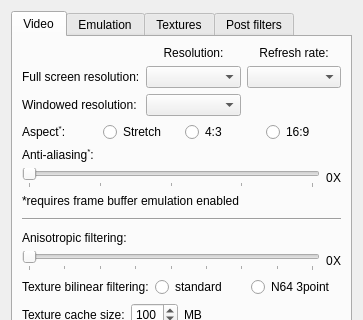
Qt form src/GLideNUI/configDialog.ui (gonetz/GLideN64) before a commit; both pictures show x 0 to 363 and y 0 to 320 of the 363 by 525 pixel window.
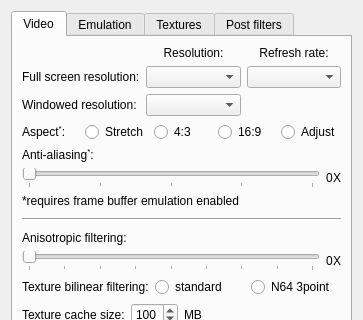
The same form after that commit. Icons and pictures are not drawn.

Commit message: Add Adjust Aspect option to the GUI.

Diff of the .ui file:
```diff
--- a/src/GLideNUI/configDialog.ui
+++ b/src/GLideNUI/configDialog.ui
@@ -157,6 +157,16 @@
              </attribute>
             </widget>
            </item>
+           <item>
+            <widget class="QRadioButton" name="aspectAdjustRadioButton">
+             <property name="text">
+              <string>Adjust</string>
+             </property>
+             <attribute name="buttonGroup">
+              <string notr="true">aspectButtonGroup</string>
+             </attribute>
+            </widget>
+           </item>
           </layout>
          </item>
          <item>
```
The commit also changes 4 other files.
